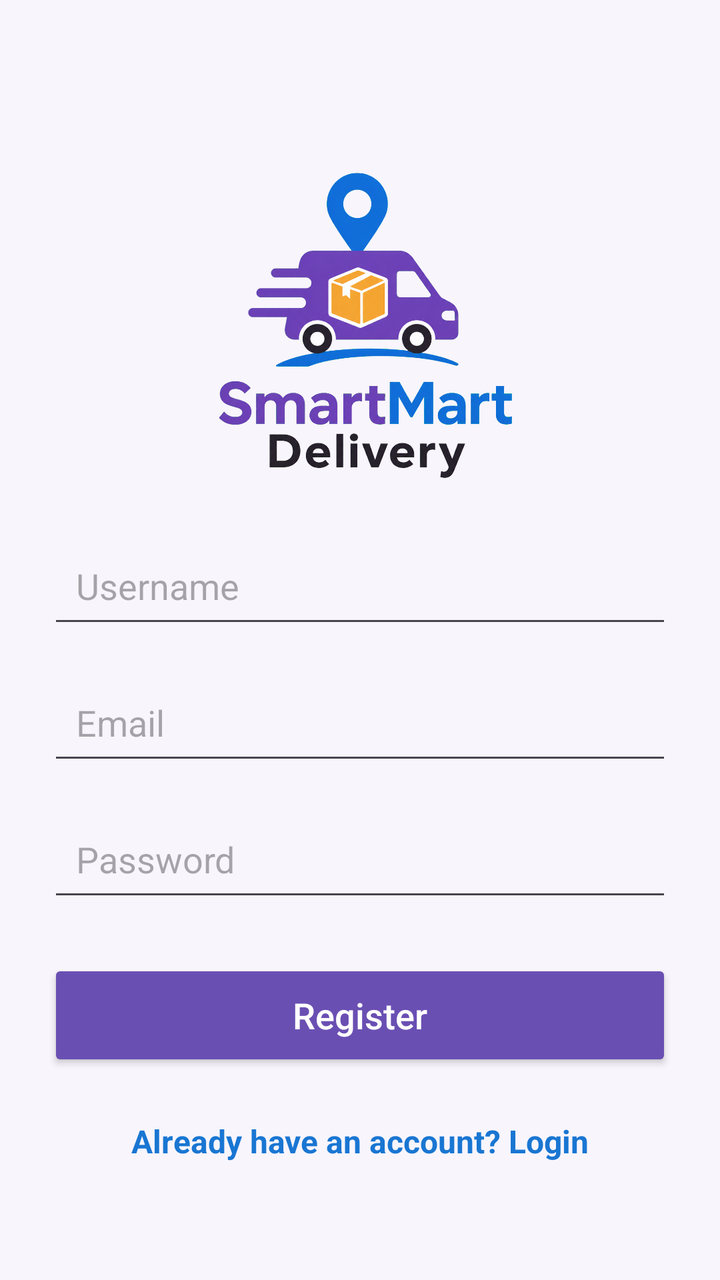
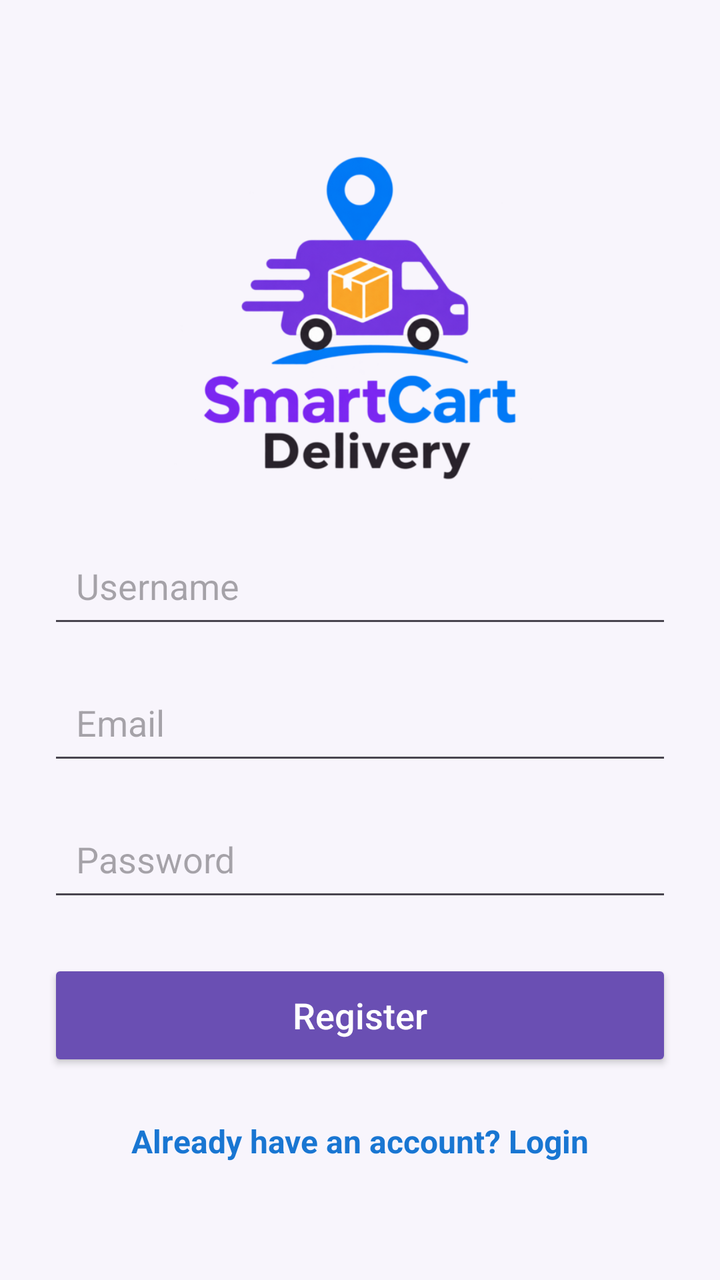

Screens rendered from an Android XML layout before and after an edit, with the pre-edit source and the edit as a unified diff.
<!-- AndroidManifest.xml: application theme Theme.SmartMartDeliveryApp -->
<!-- res/layout/activity_register.xml -->
<?xml version="1.0" encoding="utf-8"?>
<LinearLayout xmlns:android="http://schemas.android.com/apk/res/android"
    android:id="@+id/main"
    android:layout_width="match_parent"
    android:layout_height="match_parent"
    android:orientation="vertical"
    android:gravity="center"
    android:padding="24dp"
    android:background="#F8F5FC">

    
    <ImageView
        android:id="@+id/imgLogo"
        android:layout_width="200dp"
        android:layout_height="200dp"
        android:layout_marginBottom="8dp"
        android:src="@drawable/smartmart_delivery_logo"
        android:contentDescription="SmartMart Delivery Logo"
        android:scaleType="fitCenter" />

    
    <EditText
        android:id="@+id/etUsername"
        android:layout_width="match_parent"
        android:layout_height="wrap_content"
        android:hint="Username"
        android:inputType="textPersonName"
        android:padding="14dp"
        android:layout_marginBottom="16dp" />

    
    <EditText
        android:id="@+id/etEmail"
        android:layout_width="match_parent"
        android:layout_height="wrap_content"
        android:hint="Email"
        android:inputType="textEmailAddress"
        android:padding="14dp"
        android:layout_marginBottom="16dp" />

    
    <EditText
        android:id="@+id/etPassword"
        android:layout_width="match_parent"
        android:layout_height="wrap_content"
        android:hint="Password"
        android:inputType="textPassword"
        android:padding="14dp" />

    
    <Button
        android:id="@+id/btnRegister"
        android:layout_width="match_parent"
        android:layout_height="56dp"
        android:layout_marginTop="24dp"
        android:text="Register"
        android:textSize="18sp"
        android:textAllCaps="false"
        android:textColor="@android:color/white"
        android:backgroundTint="#6A4FB3" />

    
    <TextView
        android:id="@+id/tvLogin"
        android:layout_width="wrap_content"
        android:layout_height="wrap_content"
        android:layout_marginTop="24dp"
        android:text="Already have an account? Login"
        android:textColor="#1976D2"
        android:textStyle="bold"
        android:textSize="16sp" />

</LinearLayout>
<!-- resources referenced by this layout -->
<resources>
  <!-- drawable smartmart_delivery_logo: png bitmap (drawable, 365976 bytes) -->
  <style name="Theme.SmartMartDeliveryApp" parent="Base.Theme.SmartMartDeliveryApp" />
  <style name="Base.Theme.SmartMartDeliveryApp" parent="Theme.Material3.DayNight.NoActionBar">
          
          
      </style>
</resources>

<!-- the commit's change to res/layout/activity_register.xml (unified diff, before → after) -->
@@ -14,8 +14,8 @@
         android:layout_width="200dp"
         android:layout_height="200dp"
         android:layout_marginBottom="8dp"
-        android:src="@drawable/smartmart_delivery_logo"
-        android:contentDescription="SmartMart Delivery Logo"
+        android:src="@drawable/smartcart_delivery_logo"
+        android:contentDescription="SmartCart Delivery Logo"
         android:scaleType="fitCenter" />
 
     
<!-- resource entries referenced after the edit -->
@@ -1,6 +1,6 @@
 <!-- resources referenced by this layout -->
 <resources>
-  <!-- drawable smartmart_delivery_logo: png bitmap (drawable, 365976 bytes) -->
+  <!-- drawable smartcart_delivery_logo: png bitmap (drawable, 88920 bytes) -->
   <style name="Theme.SmartMartDeliveryApp" parent="Base.Theme.SmartMartDeliveryApp" />
   <style name="Base.Theme.SmartMartDeliveryApp" parent="Theme.Material3.DayNight.NoActionBar">
           
